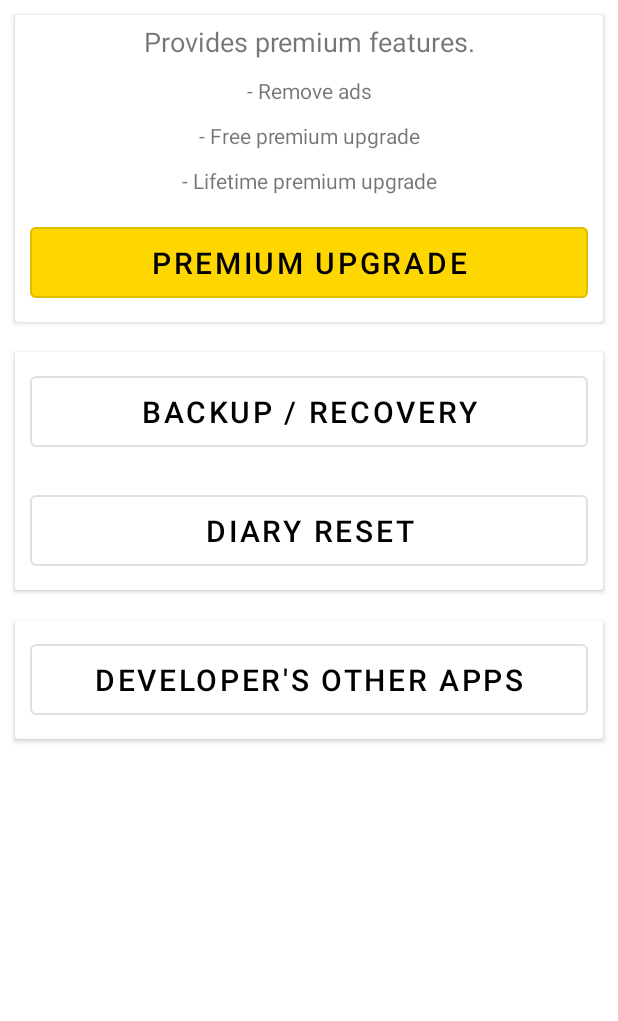
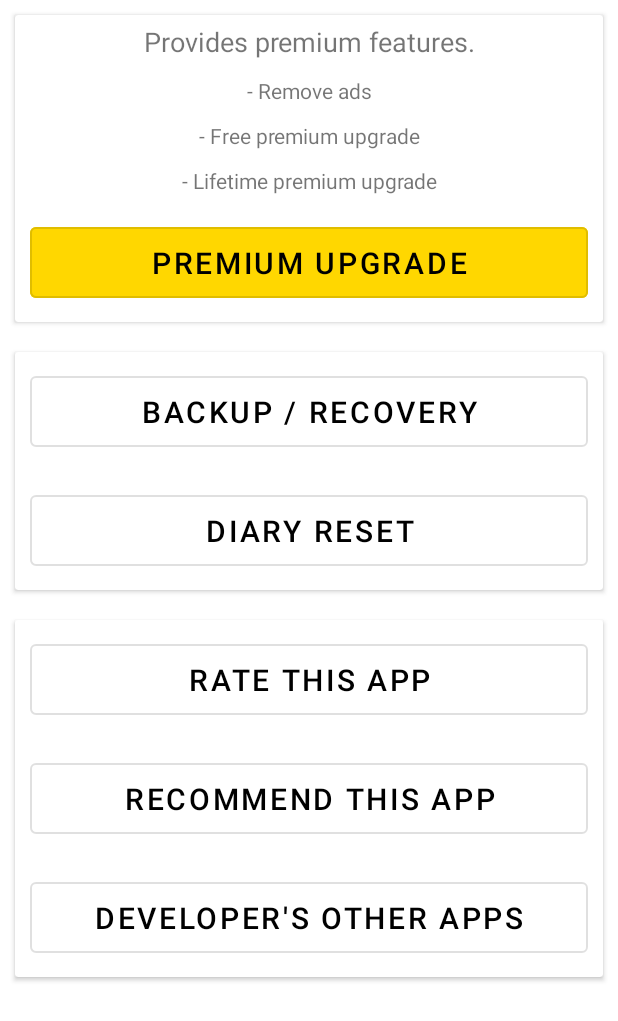
Before and after one commit to sojaehong/ThanksDiary, an Android app: the fragment SettingFragment shown on its own in the app's theme, on a phone screen of 412 x 824 dp. Shown: the top 1021 px of the screen. Run offline under Robolectric (Android 15) with nearby library versions, the phone set to English and light mode, and no system bars.

Commit message:
201019
- 버젼 명 변경
- 리뷰하기 추천하기 버튼 다시 추가 실제 경로 추가 완료

* TODO
- 셋팅 화면의 버튼들 및 프리미엄 업그레이드 부분 설명 추가 필요

```diff
--- a/app/build.gradle
+++ b/app/build.gradle
@@ -7,8 +7,8 @@ android {
         applicationId "com.ssostudio.thanksdiary"
         minSdkVersion 19
         targetSdkVersion 29
-        versionCode 2
-        versionName "1.0.1"
+        versionCode 3
+        versionName "1.0.2"
         testInstrumentationRunner "androidx.test.runner.AndroidJUnitRunner"
     }
     buildTypes {
--- a/app/src/main/java/com/ssostudio/thanksdiary/fragment/SettingFragment.java
+++ b/app/src/main/java/com/ssostudio/thanksdiary/fragment/SettingFragment.java
@@ -47,8 +47,8 @@ public class SettingFragment extends Fragment implements View.OnClickListener {
         setUpgradeBtn();
         setUpgradeUIVisible();
         setIEBtn();
-//        setReviewBtn();
-//        setShareBtn();
+        setReviewBtn();
+        setShareBtn();
         setOtherAppsBtn();
         setDiaryResetBtn();
     }
@@ -78,15 +78,15 @@ public class SettingFragment extends Fragment implements View.OnClickListener {
         upgradeBtn.setOnClickListener(this);
     }
 
-//    private void setReviewBtn() {
-//        reviewBtn = staticView.findViewById(R.id.review_button);
-//        reviewBtn.setOnClickListener(this);
-//    }
-//
-//    private void setShareBtn() {
-//        shareBtn = staticView.findViewById(R.id.share_button);
-//        shareBtn.setOnClickListener(this);
-//    }
+    private void setReviewBtn() {
+        reviewBtn = staticView.findViewById(R.id.review_button);
+        reviewBtn.setOnClickListener(this);
+    }
+
+    private void setShareBtn() {
+        shareBtn = staticView.findViewById(R.id.share_button);
+        shareBtn.setOnClickListener(this);
+    }
 
     private void setOtherAppsBtn() {
         otherAppsBtn = staticView.findViewById(R.id.other_app_button);
@@ -104,12 +104,12 @@ public class SettingFragment extends Fragment implements View.OnClickListener {
             case R.id.upgrade_button:
                 onUpgradeBtnClick();
                 break;
-//            case R.id.review_button:
-//                onReviewBtnClick();
-//                break;
-//            case R.id.share_button:
-//                onShareBtnClick();
-//                break;
+            case R.id.review_button:
+                onReviewBtnClick();
+                break;
+            case R.id.share_button:
+                onShareBtnClick();
+                break;
             case R.id.other_app_button:
                 onOtherAppsBtnClick();
                 break;
--- a/app/src/main/java/com/ssostudio/thanksdiary/utility/AppReview.java
+++ b/app/src/main/java/com/ssostudio/thanksdiary/utility/AppReview.java
@@ -7,7 +7,7 @@ import android.net.Uri;
 public class AppReview {
 
     public static void onAppReview(Context context){
-        String appPackageName = "com.ssostudio.wisesayingdic";
+        String appPackageName = "com.ssostudio.thanksdiary";
         Uri uri = Uri.parse("https://play.google.com/store/apps/details?id=" + appPackageName);
         context.startActivity(new Intent(Intent.ACTION_VIEW, uri).addFlags(Intent.FLAG_ACTIVITY_NEW_TASK));
     }
--- a/app/src/main/java/com/ssostudio/thanksdiary/utility/ShareManager.java
+++ b/app/src/main/java/com/ssostudio/thanksdiary/utility/ShareManager.java
@@ -17,7 +17,7 @@ public class ShareManager {
     }
 
     public static void appShare(Context context){
-        String uri = "https://play.google.com/store/apps/details?id=com.jaehong.kcci.memorydiary";
+        String uri = "https://play.google.com/store/apps/details?id=com.ssostudio.thanksdiary";
 
         Intent intent = new Intent(Intent.ACTION_SEND);
         intent.setType("text/plain");
--- a/app/src/main/res/layout/fragment_setting.xml
+++ b/app/src/main/res/layout/fragment_setting.xml
@@ -57,25 +57,25 @@
                 android:layout_height="wrap_content"
                 android:orientation="vertical">
 
-<!--                <com.google.android.material.button.MaterialButton-->
-<!--                    android:id="@+id/review_button"-->
-<!--                    style="@style/Widget.MaterialComponents.Button.OutlinedButton"-->
-<!--                    android:layout_width="match_parent"-->
-<!--                    android:layout_height="wrap_content"-->
-<!--                    android:layout_margin="10dp"-->
-<!--                    android:padding="10dp"-->
-<!--                    android:text="@string/app_review"-->
-<!--                    android:textSize="20dp" />-->
+                <com.google.android.material.button.MaterialButton
+                    android:id="@+id/review_button"
+                    style="@style/Widget.MaterialComponents.Button.OutlinedButton"
+                    android:layout_width="match_parent"
+                    android:layout_height="wrap_content"
+                    android:layout_margin="10dp"
+                    android:padding="10dp"
+                    android:text="@string/app_review"
+                    android:textSize="20dp" />
 
-<!--                <com.google.android.material.button.MaterialButton-->
-<!--                    android:id="@+id/share_button"-->
-<!--                    style="@style/Widget.MaterialComponents.Button.OutlinedButton"-->
-<!--                    android:layout_width="match_parent"-->
-<!--                    android:layout_height="wrap_content"-->
-<!--                    android:layout_margin="10dp"-->
-<!--                    android:padding="10dp"-->
-<!--                    android:text="@string/app_recommend"-->
-<!--                    android:textSize="20dp" />-->
+                <com.google.android.material.button.MaterialButton
+                    android:id="@+id/share_button"
+                    style="@style/Widget.MaterialComponents.Button.OutlinedButton"
+                    android:layout_width="match_parent"
+                    android:layout_height="wrap_content"
+                    android:layout_margin="10dp"
+                    android:padding="10dp"
+                    android:text="@string/app_recommend"
+                    android:textSize="20dp" />
 
                 <com.google.android.material.button.MaterialButton
                     android:id="@+id/other_app_button"
```
Also changed, not shown: 1 other file.
